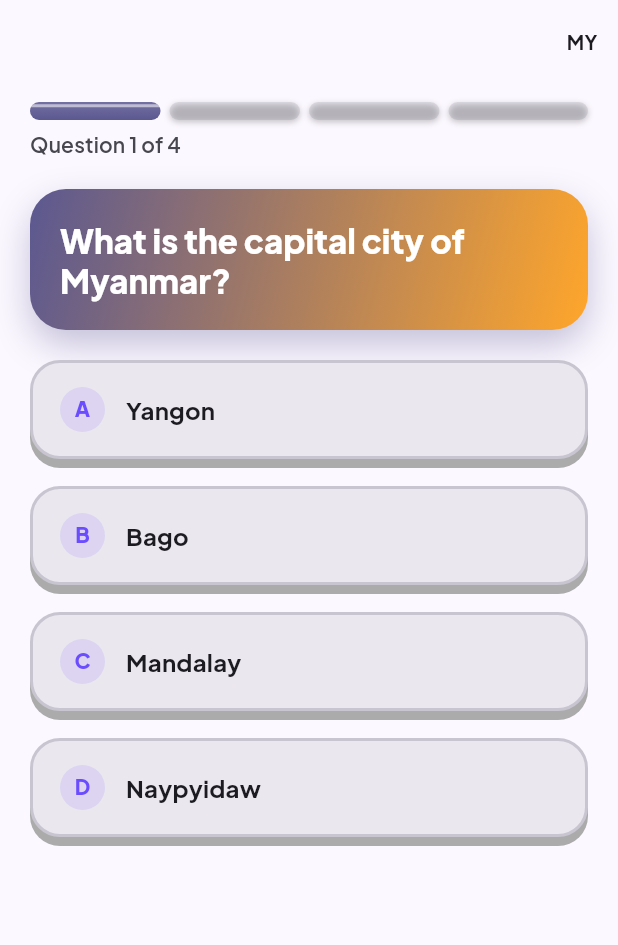
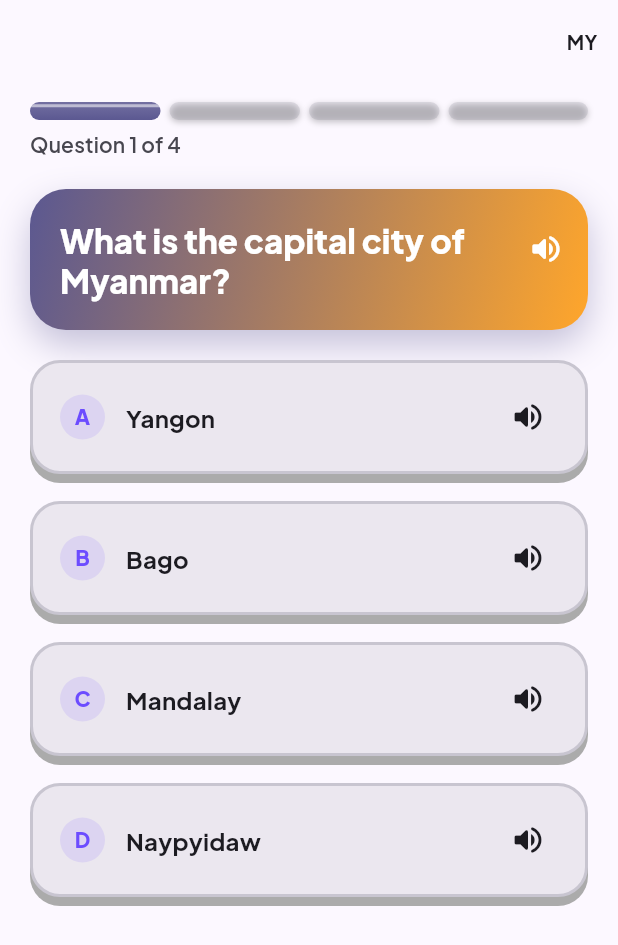
Before and after one commit to lionzawlwin/nova-academy, a Flutter app: the McqQuizScreen screen opened by its route, on a phone screen of 412 x 824 dp. Shown: the top 945 px of the screen. Run offline on Flutter 3.47's test engine with Material 3 defaults, Android fonts, the phone set to English and light mode, and no system bars; our stand-ins replace cloud_firestore, firebase_auth, firebase_core, fl_chart, flutter_riverpod, flutter_tts and 5 more; accounts and stored records are empty.

Commit message:
feat(quiz): add read-aloud TTS to McqQuizScreen questions and options
Reuses the existing TtsService (already wired into
nursery_rhymes_screen.dart, same instantiate-per-screen/dispose-on-exit
pattern) rather than adding a second TTS wrapper -- picks up its
established Burmese-voice fallback behavior for free.

- One speaker icon next to the question text, one on each option tile
  (option speaker only shown in the idle state, before the
  correct/incorrect icon takes over that trailing slot).
- Speech is stopped on question advance and on screen dispose so it
  never bleeds into the next question or plays after navigating away.

Scoped to McqQuizScreen only for this pass (per plan); fill-in-blank,
reading comprehension, drag-match, and sorting can reuse the same
TtsService pattern in a follow-up if wanted.

Co-Authored-By: Claude Sonnet 5 <noreply@anthropic.com>
Claude-Session: https://claude.ai/code/session_01KQt8CQcoKJJb2R2L3iKr2c

```diff
--- a/lib/features/lessons/mcq_quiz_screen.dart
+++ b/lib/features/lessons/mcq_quiz_screen.dart
@@ -5,6 +5,7 @@ import 'package:flutter/material.dart';
 import 'package:flutter/services.dart';
 import 'package:flutter_riverpod/flutter_riverpod.dart';
 
+import '../../core/services/tts_service.dart';
 import '../../core/theme/app_theme.dart';
 import '../../core/widgets/candy_bevel_surface.dart';
 import '../../core/widgets/glossy_badge.dart';
@@ -105,6 +106,12 @@ class _McqQuizScreenState extends ConsumerState<McqQuizScreen> {
   /// `_QuizResults`) purely so it survives `_QuizResults` rebuilds.
   final GlobalKey _shareCardKey = GlobalKey();
 
+  /// Reads the question/option text aloud on tap -- same bare
+  /// per-screen-owned wrapper `NurseryRhymesScreen` already uses (see that
+  /// class and `TtsService`'s own doc comment for the Burmese-voice
+  /// fallback rationale).
+  final TtsService _tts = TtsService();
+
   @override
   void initState() {
     super.initState();
@@ -112,6 +119,11 @@ class _McqQuizScreenState extends ConsumerState<McqQuizScreen> {
       widget.args.moduleId,
       widget.args.subject,
     ).map(_shuffled).toList();
+  }
+
+  void _speak(String text) {
+    final lc = Localizations.localeOf(context).languageCode;
+    unawaited(_tts.speak(text, languageCode: lc));
   }
 
   /// Returns a copy of [q] with its options shuffled into a random order
@@ -143,6 +155,7 @@ class _McqQuizScreenState extends ConsumerState<McqQuizScreen> {
   @override
   void dispose() {
     _advanceTimer?.cancel();
+    _tts.dispose();
     super.dispose();
   }
 
@@ -199,6 +212,7 @@ class _McqQuizScreenState extends ConsumerState<McqQuizScreen> {
 
   void _advance() {
     if (!mounted) return;
+    unawaited(_tts.stop());
     if (_currentIndex >= _questions.length - 1) {
       setState(() => _finished = true);
       unawaited(_recordCompletion());
@@ -311,6 +325,7 @@ class _McqQuizScreenState extends ConsumerState<McqQuizScreen> {
                         selectedIndex: _selectedIndex,
                         answered: _answered,
                         onSelect: _selectOption,
+                        onSpeak: _speak,
                         triedWrong: _triedWrong,
                         hintsRevealed: _hintsRevealed,
                       ),
@@ -408,6 +423,7 @@ class _QuestionView extends StatelessWidget {
     required this.selectedIndex,
     required this.answered,
     required this.onSelect,
+    required this.onSpeak,
     required this.triedWrong,
     required this.hintsRevealed,
   });
@@ -416,6 +432,13 @@ class _QuestionView extends StatelessWidget {
   final int? selectedIndex;
   final bool answered;
   final ValueChanged<int> onSelect;
+
+  /// Reads a piece of question/option text aloud (see `McqQuizScreen._speak`)
+  /// -- threaded down here rather than each option owning its own
+  /// `TtsService`, so every speaker tap on this question shares the one
+  /// screen-lifetime engine instance and naturally interrupts whichever
+  /// text was playing before it.
+  final ValueChanged<String> onSpeak;
 
   /// Indices already tapped and found wrong for this question -- rendered
   /// (and kept) as `_OptionState.incorrect` regardless of `answered`.
@@ -438,7 +461,7 @@ class _QuestionView extends StatelessWidget {
       children: [
         Container(
           width: double.infinity,
-          padding: const EdgeInsets.all(20),
+          padding: const EdgeInsets.fromLTRB(20, 20, 8, 20),
           decoration: BoxDecoration(
             gradient: AppGradients.hero(theme.colorScheme),
             borderRadius: BorderRadius.circular(AppTheme.radiusLarge),
@@ -447,12 +470,23 @@ class _QuestionView extends StatelessWidget {
               brightness: theme.brightness,
             ),
           ),
+          child: Row(
+            crossAxisAlignment: CrossAxisAlignment.start,
+            children: [
+              Expanded(
                 child: Text(
                   questionText,
                   style: theme.textTheme.titleLarge?.copyWith(
                     color: Colors.white,
                     fontWeight: FontWeight.w800,
                   ),
+                ),
+              ),
+              _SpeakerButton(
+                onTap: () => onSpeak(questionText),
+                iconColor: Colors.white,
+              ),
+            ],
           ),
         ),
         const SizedBox(height: 20),
@@ -468,6 +502,7 @@ class _QuestionView extends StatelessWidget {
               label: options[i],
               state: _optionState(i),
               onTap: () => onSelect(i),
+              onSpeak: () => onSpeak(options[i]),
             ),
           ),
       ],
@@ -558,6 +593,28 @@ class _HintPanel extends StatelessWidget {
 
 enum _OptionState { idle, correct, incorrect, disabled }
 
+/// A small "read this aloud" tap target -- its own [IconButton] so a tap
+/// on the speaker is consumed there and never falls through to whatever
+/// tappable surface it's layered on (the question hero container, an
+/// [_OptionCard]'s [CandyBevelSurface]).
+class _SpeakerButton extends StatelessWidget {
+  const _SpeakerButton({required this.onTap, required this.iconColor});
+
+  final VoidCallback onTap;
+  final Color iconColor;
+
+  @override
+  Widget build(BuildContext context) {
+    return IconButton(
+      onPressed: onTap,
+      icon: Icon(Icons.volume_up_rounded, color: iconColor),
+      tooltip: _t(context, 'Read aloud', 'အသံထွက်ဖတ်ရန်'),
+      visualDensity: VisualDensity.compact,
+      splashRadius: 22,
+    );
+  }
+}
+
 /// The quiz answer tile -- the design spec's fully-specified "sample
 /// component" (see the spec's "Sample component: quiz answer tile"
 /// section). Full-width pill-shaped [CandyBevelSurface] at the spec's
@@ -578,12 +635,19 @@ class _OptionCard extends StatefulWidget {
     required this.label,
     required this.state,
     required this.onTap,
+    required this.onSpeak,
   });
 
   final int index;
   final String label;
   final _OptionState state;
   final VoidCallback onTap;
+
+  /// Reads [label] aloud -- only surfaced (see `build`) while [state] is
+  /// [_OptionState.idle], since once an answer's been tried the
+  /// correct/incorrect icon already occupies that trailing slot and the
+  /// student has their feedback.
+  final VoidCallback onSpeak;
 
   @override
   State<_OptionCard> createState() => _OptionCardState();
@@ -771,6 +835,11 @@ class _OptionCardState extends State<_OptionCard>
                               ),
                             ),
                           ),
+                        ),
+                        if (widget.state == _OptionState.idle)
+                          _SpeakerButton(
+                            onTap: widget.onSpeak,
+                            iconColor: foregroundColor,
                           ),
                       ],
                     ),
```
Lines whose indentation alone changed are shown as unchanged.
